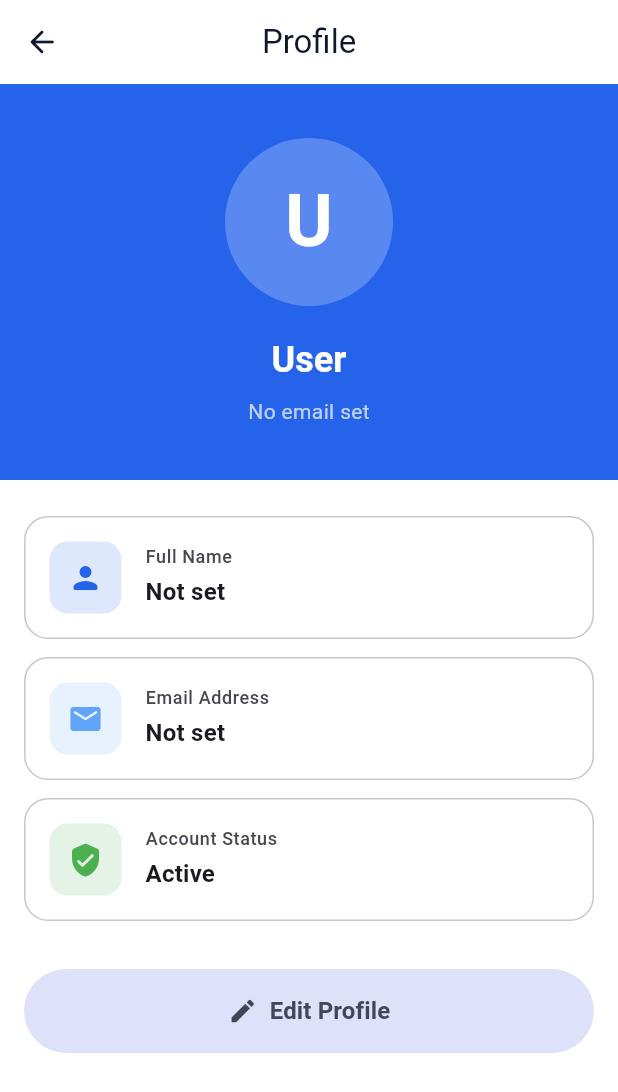
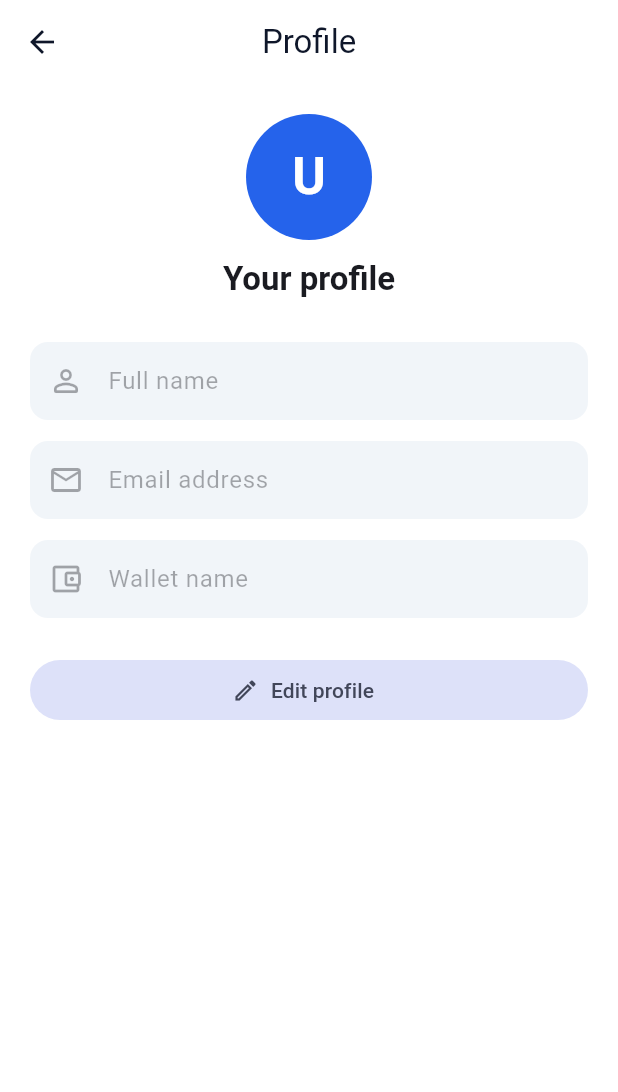
Before and after one commit to Haiderdogar/expensetracker, a Flutter app: the ProfileViewScreen screen opened directly, on a phone screen of 412 x 824 dp. Shown: the top 1092 px of the screen. Run offline on Flutter 3.47's test engine with Material 3 defaults, Android fonts, the phone set to English and light mode, and no system bars; our stand-ins replace file_picker, fl_chart, flutter_riverpod, flutter_secure_storage, local_auth, riverpod_annotation and 3 more; missing offline and left inert: currency_picker; accounts and stored records are empty; generated files the repository leaves out were written again.

Commit message:
added profile screen

```diff
--- a/lib/views/dashboard/widgets/dashboard_summary_card.dart
+++ b/lib/views/dashboard/widgets/dashboard_summary_card.dart
@@ -49,7 +49,7 @@ class DashboardSummaryCard extends ConsumerWidget {
           ),
           const SizedBox(height: 8),
           Text(
-            Formatters.currency(balance, symbol: symbol),
+            Formatters.currency(balance, symbol: '$symbol '),
             style: Theme.of(context).textTheme.headlineMedium?.copyWith(
                   color: Colors.white,
                   fontWeight: FontWeight.bold,
--- a/lib/views/profile/profile_view_screen.dart
+++ b/lib/views/profile/profile_view_screen.dart
@@ -2,7 +2,9 @@ import 'package:flutter/material.dart';
 import 'package:flutter_riverpod/flutter_riverpod.dart';
 
 import '../../core/constants/app_strings.dart';
+import '../../core/database/database_tables.dart';
 import '../../providers/database_provider.dart';
+import '../../providers/wallet_provider.dart';
 
 class ProfileViewScreen extends ConsumerStatefulWidget {
   const ProfileViewScreen({super.key});
@@ -12,304 +14,202 @@ class ProfileViewScreen extends ConsumerStatefulWidget {
 }
 
 class _ProfileViewScreenState extends ConsumerState<ProfileViewScreen> {
-  String _name = '';
-  String _email = '';
+  final _formKey = GlobalKey<FormState>();
+  final _nameController = TextEditingController();
+  final _emailController = TextEditingController();
+  final _walletController = TextEditingController();
+  String _savedName = '';
+  String _savedEmail = '';
+  String _savedWalletName = '';
+  String? _walletId;
+  bool _isEditing = false;
+  bool _isLoading = true;
+
+  bool get _hasChanges =>
+      _nameController.text.trim() != _savedName ||
+      _emailController.text.trim() != _savedEmail ||
+      _walletController.text.trim() != _savedWalletName;
 
   @override
   void initState() {
     super.initState();
+    _nameController.addListener(_onFieldChanged);
+    _emailController.addListener(_onFieldChanged);
+    _walletController.addListener(_onFieldChanged);
     _loadProfile();
   }
 
   Future<void> _loadProfile() async {
     final db = ref.read(databaseHelperProvider);
-    final name = await db.getSetting('profile_name');
-    final email = await db.getSetting('profile_email');
+    final values = await Future.wait<String?>([
+      db.getSetting('profile_name'),
+      db.getSetting('profile_email'),
+    ]);
+    final wallets = await ref.read(walletsProvider.future);
+    if (!mounted) return;
+    _savedName = values[0] ?? '';
+    _savedEmail = values[1] ?? '';
+    final selectedId = ref.read(selectedWalletIdProvider);
+    final wallet = wallets.where((item) => item.id == selectedId).isNotEmpty
+        ? wallets.firstWhere((item) => item.id == selectedId)
+        : (wallets.isNotEmpty ? wallets.first : null);
+    _walletId = wallet?.id;
+    _savedWalletName = wallet?.name ?? '';
+    _nameController.text = _savedName;
+    _emailController.text = _savedEmail;
+    _walletController.text = _savedWalletName;
+    setState(() => _isLoading = false);
+  }
+
+  void _onFieldChanged() {
+    if (mounted) setState(() {});
+  }
+
+  void _startEditing() => setState(() => _isEditing = true);
+
+  Future<void> _saveProfile() async {
+    if (!_formKey.currentState!.validate()) return;
+    final db = ref.read(databaseHelperProvider);
+    final name = _nameController.text.trim();
+    final email = _emailController.text.trim();
+    final walletName = _walletController.text.trim();
+    await db.setSetting('profile_name', name);
+    await db.setSetting('profile_email', email);
+    if (_walletId != null) {
+      final database = await ref.read(databaseProvider.future);
+      await database.update(
+        DatabaseTables.wallets,
+        {'name': walletName},
+        where: 'id = ?',
+        whereArgs: [_walletId],
+      );
+      ref.invalidate(walletsProvider);
+    }
+    if (!mounted) return;
     setState(() {
-      _name = name ?? '';
-      _email = email ?? '';
+      _savedName = name;
+      _savedEmail = email;
+      _savedWalletName = walletName;
+      _isEditing = false;
     });
+    ScaffoldMessenger.of(
+      context,
+    ).showSnackBar(const SnackBar(content: Text('Profile saved')));
+  }
+
+  @override
+  void dispose() {
+    _nameController
+      ..removeListener(_onFieldChanged)
+      ..dispose();
+    _emailController
+      ..removeListener(_onFieldChanged)
+      ..dispose();
+    _walletController
+      ..removeListener(_onFieldChanged)
+      ..dispose();
+    super.dispose();
   }
 
   @override
   Widget build(BuildContext context) {
     final colorScheme = Theme.of(context).colorScheme;
+    final initial = _nameController.text.trim().isNotEmpty
+        ? _nameController.text.trim()[0].toUpperCase()
+        : 'U';
 
     return Scaffold(
-      appBar: AppBar(
-        leading: Navigator.canPop(context)
-            ? IconButton(
-                icon: const Icon(Icons.arrow_back_rounded),
-                onPressed: () => Navigator.of(context).maybePop(),
-              )
-            : null,
-        title: const Text(AppStrings.profile),
-        centerTitle: true,
-        elevation: 0,
-      ),
-      body: SingleChildScrollView(
-        child: Column(
-          children: [
-            // Header with gradient background
-            Container(
-              width: double.infinity,
-              padding: const EdgeInsets.symmetric(vertical: 36, horizontal: 16),
-              decoration: BoxDecoration(
-                color: colorScheme.primary,
-              ),
-              child: Column(
-                children: [
-                  // Avatar with shadow
-                  Container(
-                    decoration: BoxDecoration(
-                      shape: BoxShape.circle,
-                      boxShadow: [
-                        BoxShadow(
-                          color: colorScheme.primary.withValues(alpha: 0.4),
-                          blurRadius: 20,
-                          offset: const Offset(0, 8),
-                        ),
-                      ],
-                    ),
-                    child: CircleAvatar(
-                      radius: 56,
-                      backgroundColor: Colors.white24,
-                      child: Text(
-                        _name.isNotEmpty ? _name[0].toUpperCase() : 'U',
-                        style: const TextStyle(
-                          fontSize: 48,
-                          fontWeight: FontWeight.w700,
-                          color: Colors.white,
-                        ),
-                      ),
-                    ),
-                  ),
-                  const SizedBox(height: 20),
-                  // Name
-                  Text(
-                    _name.isNotEmpty ? _name : 'User',
-                    style: Theme.of(context).textTheme.headlineSmall?.copyWith(
-                          color: Colors.white,
-                          fontWeight: FontWeight.w700,
-                        ),
-                  ),
-                  const SizedBox(height: 8),
-                  // Email
-                  Text(
-                    _email.isNotEmpty ? _email : 'No email set',
-                    style: Theme.of(context).textTheme.bodyMedium?.copyWith(
-                          color: Colors.white70,
-                        ),
-                  ),
-                ],
-              ),
-            ),
-            const SizedBox(height: 24),
-
-            // Profile Info Cards
-            Padding(
-              padding: const EdgeInsets.symmetric(horizontal: 16),
-              child: Column(
-                crossAxisAlignment: CrossAxisAlignment.start,
-                children: [
-                  // Name Card
-                  _buildInfoCard(
-                    context,
-                    icon: Icons.person_rounded,
-                    label: 'Full Name',
-                    value: _name.isNotEmpty ? _name : 'Not set',
-                    accentColor: colorScheme.primary,
-                  ),
-                  const SizedBox(height: 12),
-
-                  // Email Card
-                  _buildInfoCard(
-                    context,
-                    icon: Icons.email_rounded,
-                    label: 'Email Address',
-                    value: _email.isNotEmpty ? _email : 'Not set',
-                    accentColor: colorScheme.secondary,
-                  ),
-                  const SizedBox(height: 12),
-
-                  // Status Card
-                  _buildInfoCard(
-                    context,
-                    icon: Icons.verified_user_rounded,
-                    label: 'Account Status',
-                    value: 'Active',
-                    accentColor: Colors.green,
-                  ),
-                  const SizedBox(height: 32),
-
-                  // Edit Profile Button
-                  SizedBox(
-                    width: double.infinity,
-                    height: 56,
-                    child: FilledButton.tonal(
-                      onPressed: () async {
-                        final result = await Navigator.of(context).push<bool>(
-                          MaterialPageRoute(
-                            builder: (_) => const ProfileEditScreen(),
-                          ),
-                        );
-                        if (result == true) {
-                          await _loadProfile();
-                        }
-                      },
-                      child: Row(
-                        mainAxisAlignment: MainAxisAlignment.center,
-                        children: [
-                          Icon(Icons.edit_rounded, size: 20),
-                          const SizedBox(width: 8),
-                          const Text(
-                            'Edit Profile',
-                            style: TextStyle(
-                              fontSize: 16,
-                              fontWeight: FontWeight.w600,
-                            ),
-                          ),
-                        ],
-                      ),
-                    ),
-                  ),
-                  const SizedBox(height: 24),
-                ],
-              ),
-            ),
-          ],
-        ),
-      ),
-    );
-  }
-
-  Widget _buildInfoCard(
-    BuildContext context, {
-    required IconData icon,
-    required String label,
-    required String value,
-    required Color accentColor,
-  }) {
-    return Container(
-      padding: const EdgeInsets.all(16),
-      decoration: BoxDecoration(
-        border: Border.all(
-          color: Theme.of(context).colorScheme.outlineVariant,
-        ),
-        borderRadius: BorderRadius.circular(16),
-      ),
-      child: Row(
-        children: [
-          Container(
-            padding: const EdgeInsets.all(12),
-            decoration: BoxDecoration(
-              color: accentColor.withValues(alpha: 0.15),
-              borderRadius: BorderRadius.circular(12),
-            ),
-            child: Icon(icon, color: accentColor, size: 24),
-          ),
-          const SizedBox(width: 16),
-          Expanded(
-            child: Column(
-              crossAxisAlignment: CrossAxisAlignment.start,
-              children: [
-                Text(
-                  label,
-                  style: Theme.of(context).textTheme.bodySmall?.copyWith(
-                        color: Theme.of(context).colorScheme.onSurfaceVariant,
-                        fontWeight: FontWeight.w500,
-                      ),
-                ),
-                const SizedBox(height: 4),
-                Text(
-                  value,
-                  style: Theme.of(context).textTheme.titleMedium?.copyWith(
-                        fontWeight: FontWeight.w600,
-                      ),
-                ),
-              ],
-            ),
-          ),
-        ],
-      ),
-    );
-  }
-}
-
-class ProfileEditScreen extends ConsumerStatefulWidget {
-  const ProfileEditScreen({super.key});
-
-  @override
-  ConsumerState<ProfileEditScreen> createState() => _ProfileEditScreenState();
-}
-
-class _ProfileEditScreenState extends ConsumerState<ProfileEditScreen> {
-  final _formKey = GlobalKey<FormState>();
-  final _nameCtrl = TextEditingController();
-  final _emailCtrl = TextEditingController();
-
-  @override
-  void initState() {
-    super.initState();
-    _load();
-  }
-
-  Future<void> _load() async {
-    final db = ref.read(databaseHelperProvider);
-    _nameCtrl.text = await db.getSetting('profile_name') ?? '';
-    _emailCtrl.text = await db.getSetting('profile_email') ?? '';
-    setState(() {});
-  }
-
-  Future<void> _save() async {
-    if (!_formKey.currentState!.validate()) return;
-    final db = ref.read(databaseHelperProvider);
-    await db.setSetting('profile_name', _nameCtrl.text.trim());
-    await db.setSetting('profile_email', _emailCtrl.text.trim());
-    if (mounted) Navigator.of(context).pop(true);
-  }
-
-  @override
-  void dispose() {
-    _nameCtrl.dispose();
-    _emailCtrl.dispose();
-    super.dispose();
-  }
-
-  @override
-  Widget build(BuildContext context) {
-    return Scaffold(
-      appBar: AppBar(
-        title: const Text('Edit Profile'),
-      ),
-      body: Padding(
-        padding: const EdgeInsets.all(16.0),
+      appBar: AppBar(title: const Text(AppStrings.profile)),
+      body: _isLoading
+          ? const Center(child: CircularProgressIndicator())
+          : SingleChildScrollView(
+              padding: const EdgeInsets.all(20),
               child: Form(
                 key: _formKey,
                 child: Column(
                   children: [
-              TextFormField(
-                controller: _nameCtrl,
-                decoration: const InputDecoration(labelText: 'Name'),
-                validator: (v) => v == null || v.trim().isEmpty ? 'Please enter your name' : null,
+                    CircleAvatar(
+                      radius: 42,
+                      backgroundColor: colorScheme.primary,
+                      child: Text(
+                        initial,
+                        style: const TextStyle(
+                          color: Colors.white,
+                          fontSize: 34,
+                          fontWeight: FontWeight.bold,
+                        ),
+                      ),
                     ),
                     const SizedBox(height: 12),
+                    Text(
+                      _nameController.text.trim().isEmpty
+                          ? 'Your profile'
+                          : _nameController.text.trim(),
+                      style: Theme.of(context).textTheme.titleLarge?.copyWith(
+                        fontWeight: FontWeight.bold,
+                      ),
+                    ),
+                    const SizedBox(height: 28),
                     TextFormField(
-                controller: _emailCtrl,
-                decoration: const InputDecoration(labelText: 'Email'),
+                      controller: _nameController,
+                      enabled: _isEditing,
+                      decoration: const InputDecoration(
+                        labelText: 'Full name',
+                        prefixIcon: Icon(Icons.person_outline_rounded),
+                      ),
+                      validator: (_) => null,
+                    ),
+                    const SizedBox(height: 14),
+                    TextFormField(
+                      controller: _emailController,
+                      enabled: _isEditing,
                       keyboardType: TextInputType.emailAddress,
-                validator: (v) {
-                  if (v == null || v.trim().isEmpty) return 'Please enter email';
-                  final value = v.trim();
-                  if (!RegExp(r"^[^@\s]+@[^@\s]+\.[^@\s]+$").hasMatch(value)) return 'Enter a valid email';
+                      decoration: const InputDecoration(
+                        labelText: 'Email address',
+                        prefixIcon: Icon(Icons.email_outlined),
+                      ),
+                      validator: (value) {
+                        if (value == null || value.trim().isEmpty) return null;
+                        if (!RegExp(
+                          r'^[^@\s]+@[^@\s]+\.[^@\s]+$',
+                        ).hasMatch(value.trim())) {
+                          return 'Enter a valid email';
+                        }
                         return null;
                       },
                     ),
-              const Spacer(),
+                    const SizedBox(height: 14),
+                    TextFormField(
+                      controller: _walletController,
+                      enabled: _isEditing && _walletId != null,
+                      decoration: const InputDecoration(
+                        labelText: 'Wallet name',
+                        prefixIcon: Icon(Icons.account_balance_wallet_outlined),
+                      ),
+                      validator: (_) => null,
+                    ),
+                    if (!_isEditing) ...[
+                      const SizedBox(height: 24),
                       SizedBox(
                         width: double.infinity,
-                child: ElevatedButton(onPressed: _save, child: const Text('Save')),
-              )
+                        child: FilledButton.tonalIcon(
+                          onPressed: _startEditing,
+                          icon: const Icon(Icons.edit_outlined),
+                          label: const Text('Edit profile'),
+                        ),
+                      ),
+                    ],
+                    if (_isEditing && _hasChanges) ...[
+                      const SizedBox(height: 24),
+                      SizedBox(
+                        width: double.infinity,
+                        child: FilledButton.icon(
+                          onPressed: _saveProfile,
+                          icon: const Icon(Icons.check_rounded),
+                          label: const Text('Save changes'),
+                        ),
+                      ),
+                    ],
                   ],
                 ),
               ),
```
Also changed, not shown: lib/views/app_shell.dart (+67 -23 lines), lib/providers/backup_provider.g.dart, lib/providers/budget_provider.g.dart, lib/providers/category_provider.g.dart, lib/providers/note_provider.g.dart, lib/providers/transaction_provider.g.dart, lib/providers/wallet_provider.g.dart. Lines whose indentation alone changed are shown as unchanged.
